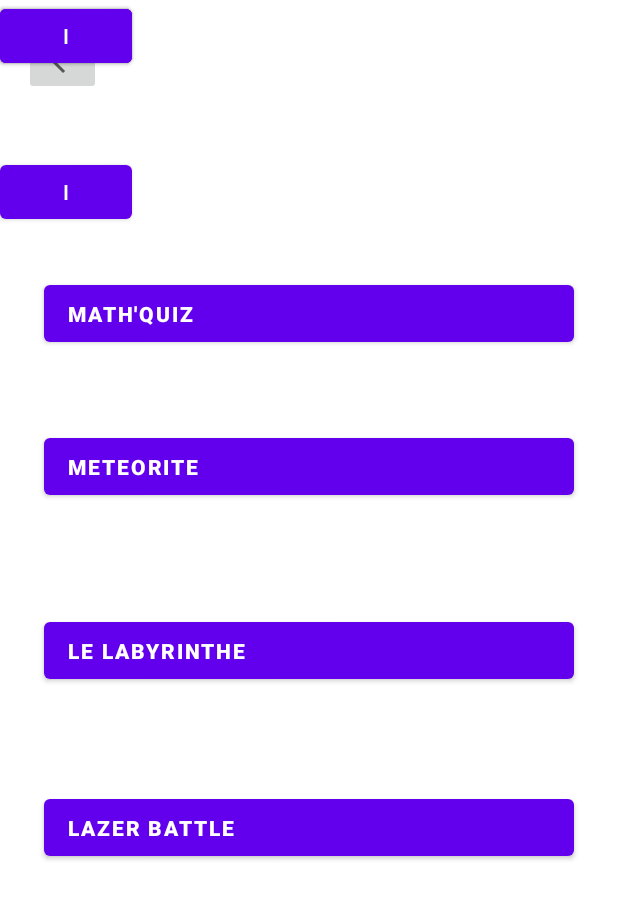
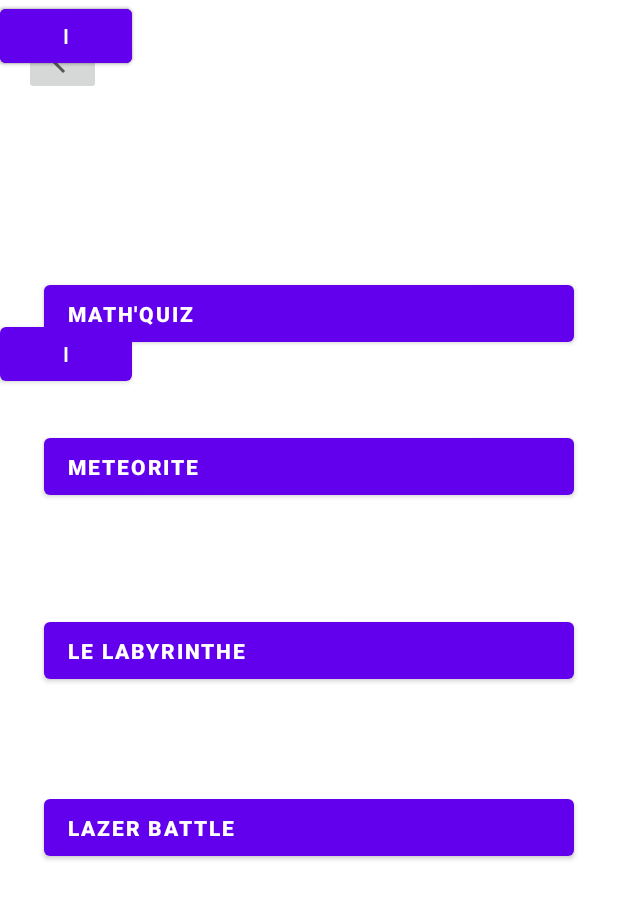
Before and after one commit to THlBQUT/MiniMaths, an Android app: the SoloGameList screen opened directly, with no data from a screen before it, on a phone screen of 412 x 824 dp. Shown: the top 899 px of the screen. Run offline under Robolectric (Android 15) with nearby library versions, the phone set to English and light mode, and no system bars.

Commit message:
Update activity_solo_game_list.xml

```diff
--- a/app/src/main/res/layout/activity_solo_game_list.xml
+++ b/app/src/main/res/layout/activity_solo_game_list.xml
@@ -75,26 +75,28 @@
             android:layout_width="wrap_content"
             android:layout_height="wrap_content"
             android:id="@+id/info1"
-            tools:layout_editor_absoluteY="162dp"
-            tools:ignore="MissingConstraints"/>
+            tools:layout_editor_absoluteY="266dp"
+            tools:ignore="MissingConstraints" tools:layout_editor_absoluteX="294dp"/>
     <Button
             android:text="i"
             android:layout_width="wrap_content"
             android:layout_height="wrap_content"
             android:id="@+id/info2"
             app:layout_constraintTop_toBottomOf="@+id/info1"
-            android:layout_marginTop="56dp"/>
+            android:layout_marginTop="164dp" tools:layout_editor_absoluteX="294dp" tools:ignore="MissingConstraints"/>
     <Button
             android:text="i "
             android:layout_width="wrap_content"
             android:layout_height="wrap_content"
             android:id="@+id/info3"
-            android:layout_marginTop="56dp"/>
+            tools:layout_editor_absoluteY="379dp" tools:layout_editor_absoluteX="294dp"
+            tools:ignore="MissingConstraints"/>
     <Button
             android:text="i"
             android:layout_width="wrap_content"
             android:layout_height="wrap_content"
             android:id="@+id/info4"
-            android:layout_marginTop="56dp"/>
+            tools:layout_editor_absoluteY="162dp" tools:layout_editor_absoluteX="294dp"
+            tools:ignore="MissingConstraints"/>
 
 </androidx.constraintlayout.widget.ConstraintLayout>
```
